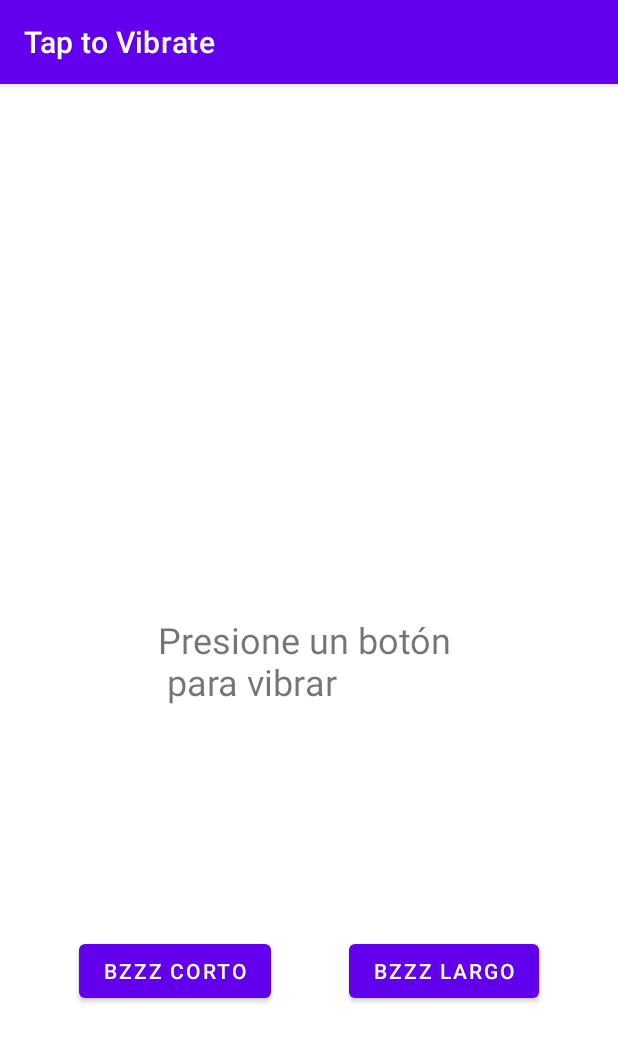
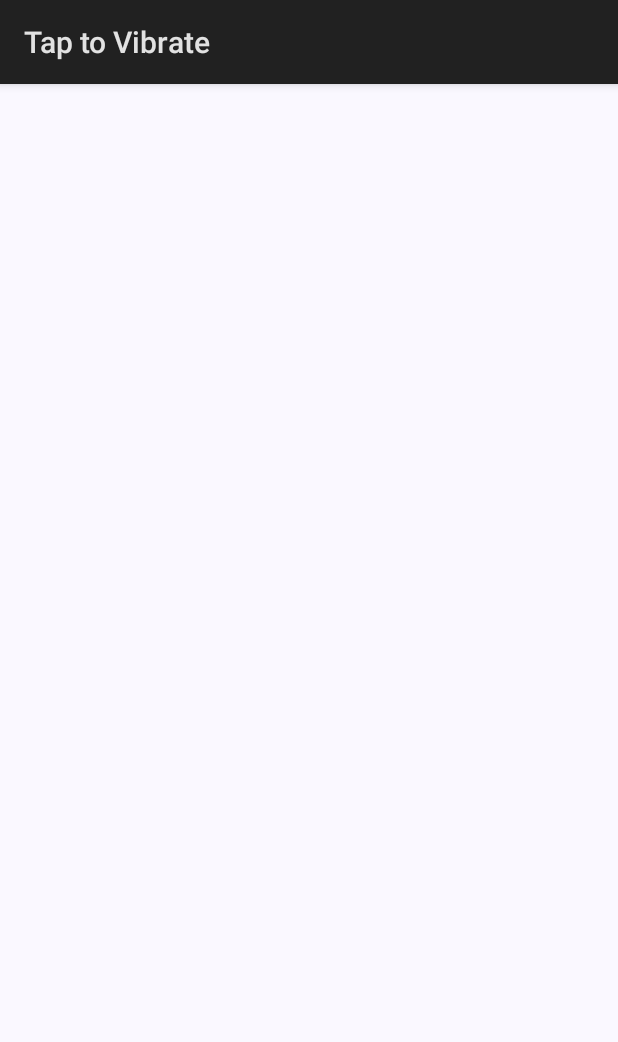
Before and after one commit to stradicat/taptovibrate, an Android app built with Jetpack Compose: the screen it shows after launch (MainActivity), on a phone screen of 412 x 824 dp. Shown: the top 1042 px of the screen. Run offline under Robolectric (Android 15) with nearby library versions, the phone set to English and light mode, and no system bars.

```diff
--- a/app/src/main/java/dev/dmayr/taptovibrate/MainActivity.kt
+++ b/app/src/main/java/dev/dmayr/taptovibrate/MainActivity.kt
@@ -1,46 +1,49 @@
 package dev.dmayr.taptovibrate
 
 import android.content.Context
-import android.graphics.Color
 import android.os.Build
 import android.os.Bundle
 import android.os.VibrationEffect
 import android.os.Vibrator
+import android.view.View
 import android.widget.TextView
-import androidx.appcompat.app.AppCompatActivity
-import androidx.core.content.getSystemService
-import dev.dmayr.taptovibrate.databinding.ActivityMainBinding
+import androidx.activity.ComponentActivity
+import androidx.activity.compose.setContent
+import androidx.activity.enableEdgeToEdge
+import androidx.annotation.RequiresApi
+import androidx.compose.foundation.layout.fillMaxSize
+import androidx.compose.material3.Surface
+import androidx.compose.runtime.Composable
+import androidx.compose.ui.Modifier
+import androidx.compose.ui.tooling.preview.Preview
+import dev.dmayr.taptovibrate.ui.theme.TapToVibrateTheme
 
-class MainActivity : AppCompatActivity() {
-    private lateinit var binding: ActivityMainBinding
-    private lateinit var textView: TextView
+class MainActivity : ComponentActivity() {
+    override fun onCreate(savedInstanceState: Bundle?) {
+        super.onCreate(savedInstanceState)
+        enableEdgeToEdge()
+        setContent {
+            TapToVibrateTheme {
+                Surface(modifier = Modifier.fillMaxSize()) {
+                    TapToVibrate(modifier = Modifier)
+                }
+            }
+        }
+    }
+}
+
 private var vibrationLong: Long = 160
 private var vibrationShort: Long = 80
 
-    override fun onCreate(savedInstanceState: Bundle?) {
-        super.onCreate(savedInstanceState)
-        binding = ActivityMainBinding.inflate(layoutInflater)
-        setContentView(binding.root)
+@Composable
+fun TapToVibrate(modifier: Modifier = Modifier) {
 
-        textView = binding.textView
-        binding.apply {
-            listOf(
-                textView,
-                buttonShort.setOnClickListener {
-                    vibratePhoneShort()
-                    // onFinish(textView)
-                },
-                buttonLong.setOnClickListener {
-                    vibratePhoneLong()
-                    // onFinish(textView)
-                }
-            )
-        }
 }
 
+@RequiresApi(Build.VERSION_CODES.M)
 @Suppress("DEPRECATION")
-    private fun vibratePhoneShort() {
-        val vibration = getSystemService<Vibrator>()
+private fun vibratePhoneShort(context: Context) {
+    val vibration = context.getSystemService(Vibrator::class.java)
     if (vibration!!.hasVibrator()) {
         if (Build.VERSION.SDK_INT >= Build.VERSION_CODES.O) {
             vibration.vibrate(
@@ -50,14 +53,16 @@ class MainActivity : AppCompatActivity() {
                 )
             ) // 80 minimum
         } else vibration.vibrate(vibrationShort) // 80 minimum
-            textView.setTextColor(Color.GREEN)
-            textView.text = getString(R.string.vibration_short)
-        } else noVibratorWarning(textView, this)
+//            textView.setTextColor(Color.GREEN)
+//            textView.text = getString(R.string.vibration_short)
+//        } else noVibratorWarning(textView, this)
+    }
 }
 
+@RequiresApi(Build.VERSION_CODES.M)
 @Suppress("DEPRECATION")
-    private fun vibratePhoneLong() {
-        val vibration = getSystemService<Vibrator>()
+private fun vibratePhoneLong(context: Context) {
+    val vibration = context.getSystemService(Vibrator::class.java)
     if (vibration!!.hasVibrator()) {
         if (Build.VERSION.SDK_INT >= Build.VERSION_CODES.O) {
             vibration.vibrate(
@@ -67,9 +72,9 @@ class MainActivity : AppCompatActivity() {
                 )
             ) // 160 min
         } else vibration.vibrate(vibrationLong) // 160 minimum
-            textView.setTextColor(Color.RED)
-            textView.text = getString(R.string.vibration_long)
-        } else noVibratorWarning(textView, this)
+//            textView.setTextColor(Color.RED)
+//            textView.text = getString(R.string.vibration_long)
+//        } else noVibratorWarning(textView, this)
     }
 }
 
@@ -77,11 +82,22 @@ class MainActivity : AppCompatActivity() {
 //// TODO: implement method to add a timer
 //}
 
-//fun onFinish(view: View) {
-//    view.visibility = View.INVISIBLE
-//}
+fun onFinish(view: View) {
+    view.visibility = View.INVISIBLE
+}
 
-private fun noVibratorWarning(textView: TextView, context: Context) {
-    textView.setTextColor(Color.RED)
-    textView.text = context.getString(R.string.no_vibrator_device_detected)
+fun noVibratorWarning(textView: TextView, context: Context) {
+//    textView.setTextColor(Color.Red)
+//    textView.text = context.getString(R.string.no_vibrator_device_detected)
 }
+
+
+@Preview(showBackground = true)
+@Composable
+fun TapToVibratePreview() {
+    TapToVibrateTheme {
+        Surface(modifier = Modifier.fillMaxSize()) {
+            TapToVibrate(modifier = Modifier)
+        }
+    }
+}
--- /dev/null
+++ b/app/src/main/java/dev/dmayr/taptovibrate/ui/theme/Color.kt
@@ -0,0 +1,11 @@
+package dev.dmayr.taptovibrate.ui.theme
+
+import androidx.compose.ui.graphics.Color
+
+val Purple80 = Color(0xFFD0BCFF)
+val PurpleGrey80 = Color(0xFFCCC2DC)
+val Pink80 = Color(0xFFEFB8C8)
+
+val Purple40 = Color(0xFF6650a4)
+val PurpleGrey40 = Color(0xFF625b71)
+val Pink40 = Color(0xFF7D5260)
--- /dev/null
+++ b/app/src/main/java/dev/dmayr/taptovibrate/ui/theme/Theme.kt
@@ -0,0 +1,57 @@
+package dev.dmayr.taptovibrate.ui.theme
+
+import android.os.Build
+import androidx.compose.foundation.isSystemInDarkTheme
+import androidx.compose.material3.MaterialTheme
+import androidx.compose.material3.darkColorScheme
+import androidx.compose.material3.dynamicDarkColorScheme
+import androidx.compose.material3.dynamicLightColorScheme
+import androidx.compose.material3.lightColorScheme
+import androidx.compose.runtime.Composable
+import androidx.compose.ui.platform.LocalContext
+
+private val DarkColorScheme = darkColorScheme(
+    primary = Purple80,
+    secondary = PurpleGrey80,
+    tertiary = Pink80
+)
+
+private val LightColorScheme = lightColorScheme(
+    primary = Purple40,
+    secondary = PurpleGrey40,
+    tertiary = Pink40
+
+    /* Other default colors to override
+    background = Color(0xFFFFFBFE),
+    surface = Color(0xFFFFFBFE),
+    onPrimary = Color.White,
+    onSecondary = Color.White,
+    onTertiary = Color.White,
+    onBackground = Color(0xFF1C1B1F),
+    onSurface = Color(0xFF1C1B1F),
+    */
+)
+
+@Composable
+fun TapToVibrateTheme(
+    darkTheme: Boolean = isSystemInDarkTheme(),
+    // Dynamic color is available on Android 12+
+    dynamicColor: Boolean = true,
+    content: @Composable () -> Unit
+) {
+    val colorScheme = when {
+        dynamicColor && Build.VERSION.SDK_INT >= Build.VERSION_CODES.S -> {
+            val context = LocalContext.current
+            if (darkTheme) dynamicDarkColorScheme(context) else dynamicLightColorScheme(context)
+        }
+
+        darkTheme -> DarkColorScheme
+        else -> LightColorScheme
+    }
+
+    MaterialTheme(
+        colorScheme = colorScheme,
+        typography = Typography,
+        content = content
+    )
+}
--- /dev/null
+++ b/app/src/main/java/dev/dmayr/taptovibrate/ui/theme/Type.kt
@@ -0,0 +1,34 @@
+package dev.dmayr.taptovibrate.ui.theme
+
+import androidx.compose.material3.Typography
+import androidx.compose.ui.text.TextStyle
+import androidx.compose.ui.text.font.FontFamily
+import androidx.compose.ui.text.font.FontWeight
+import androidx.compose.ui.unit.sp
+
+// Set of Material typography styles to start with
+val Typography = Typography(
+    bodyLarge = TextStyle(
+        fontFamily = FontFamily.Default,
+        fontWeight = FontWeight.Normal,
+        fontSize = 16.sp,
+        lineHeight = 24.sp,
+        letterSpacing = 0.5.sp
+    )
+    /* Other default text styles to override
+    titleLarge = TextStyle(
+        fontFamily = FontFamily.Default,
+        fontWeight = FontWeight.Normal,
+        fontSize = 22.sp,
+        lineHeight = 28.sp,
+        letterSpacing = 0.sp
+    ),
+    labelSmall = TextStyle(
+        fontFamily = FontFamily.Default,
+        fontWeight = FontWeight.Medium,
+        fontSize = 11.sp,
+        lineHeight = 16.sp,
+        letterSpacing = 0.5.sp
+    )
+    */
+)
--- a/app/src/main/res/layout/activity_main.xml
+++ /dev/null
@@ -1,42 +0,0 @@
-<?xml version="1.0" encoding="utf-8"?>
-<androidx.constraintlayout.widget.ConstraintLayout xmlns:android="http://schemas.android.com/apk/res/android"
-    xmlns:app="http://schemas.android.com/apk/res-auto"
-    xmlns:tools="http://schemas.android.com/tools"
-    android:layout_width="match_parent"
-    android:layout_height="match_parent"
-    tools:context=".MainActivity">
-
-    <TextView
-        android:id="@+id/textView"
-        android:layout_width="wrap_content"
-        android:layout_height="wrap_content"
-        android:background="@color/white"
-        android:text="@string/presione_un_boton_para_vibrar"
-        android:textSize="24sp"
-        app:layout_constraintBottom_toBottomOf="parent"
-        app:layout_constraintLeft_toLeftOf="parent"
-        app:layout_constraintRight_toRightOf="parent"
-        app:layout_constraintTop_toTopOf="parent" />
-
-    <Button
-        android:id="@+id/button_short"
-        android:layout_width="wrap_content"
-        android:layout_height="wrap_content"
-        android:text="@string/bzzz_corto"
-        app:layout_constraintBottom_toBottomOf="parent"
-        app:layout_constraintEnd_toStartOf="@+id/button_long"
-        app:layout_constraintHorizontal_bias="0.5"
-        app:layout_constraintStart_toStartOf="parent"
-        app:layout_constraintTop_toBottomOf="@+id/textView" />
-
-    <Button
-        android:id="@+id/button_long"
-        android:layout_width="wrap_content"
-        android:layout_height="wrap_content"
-        android:text="@string/bzzz_largo"
-        app:layout_constraintBottom_toBottomOf="@+id/button_short"
-        app:layout_constraintEnd_toEndOf="parent"
-        app:layout_constraintHorizontal_bias="0.5"
-        app:layout_constraintStart_toEndOf="@+id/button_short"
-        app:layout_constraintTop_toTopOf="@+id/button_short" />
-</androidx.constraintlayout.widget.ConstraintLayout>
--- a/app/src/main/res/values-night/themes.xml
+++ /dev/null
@@ -1,16 +0,0 @@
-<resources xmlns:tools="http://schemas.android.com/tools">
-    <!-- Base application theme. -->
-    <style name="Theme.TapToVibrate" parent="Theme.MaterialComponents.DayNight.DarkActionBar">
-        <!-- Primary brand color. -->
-        <item name="colorPrimary">@color/purple_200</item>
-        <item name="colorPrimaryVariant">@color/purple_700</item>
-        <item name="colorOnPrimary">@color/black</item>
-        <!-- Secondary brand color. -->
-        <item name="colorSecondary">@color/teal_200</item>
-        <item name="colorSecondaryVariant">@color/teal_200</item>
-        <item name="colorOnSecondary">@color/black</item>
-        <!-- Status bar color. -->
-        <item name="android:statusBarColor" tools:targetApi="l">?attr/colorPrimaryVariant</item>
-        <!-- Customize your theme here. -->
-    </style>
-</resources>
--- a/app/src/main/res/values/themes.xml
+++ b/app/src/main/res/values/themes.xml
@@ -1,16 +1,4 @@
-<resources xmlns:tools="http://schemas.android.com/tools">
+<resources>
     <!-- Base application theme. -->
-    <style name="Theme.TapToVibrate" parent="Theme.MaterialComponents.DayNight.DarkActionBar">
-        <!-- Primary brand color. -->
-        <item name="colorPrimary">@color/purple_500</item>
-        <item name="colorPrimaryVariant">@color/purple_700</item>
-        <item name="colorOnPrimary">@color/white</item>
-        <!-- Secondary brand color. -->
-        <item name="colorSecondary">@color/teal_200</item>
-        <item name="colorSecondaryVariant">@color/teal_700</item>
-        <item name="colorOnSecondary">@color/black</item>
-        <!-- Status bar color. -->
-        <item name="android:statusBarColor" tools:targetApi="l">?attr/colorPrimaryVariant</item>
-        <!-- Customize your theme here. -->
-    </style>
+    <style name="Theme.TapToVibrate" parent="android:Theme.Material.Light.DarkActionBar" />
 </resources>
--- a/build.gradle.kts
+++ b/build.gradle.kts
@@ -4,6 +4,7 @@ plugins {
     alias(libs.plugins.kotlin.android) apply false
     alias(libs.plugins.kotlin.parcelize) apply false
     alias(libs.plugins.ksp) apply false
+    alias(libs.plugins.compose.compiler) apply false
 }
 
 tasks.register<Delete>("clean") {
```
Also changed, not shown: app/build.gradle.kts (+19 -4 lines), gradle/libs.versions.toml (+18 -12 lines). Lines whose indentation alone changed are shown as unchanged.
